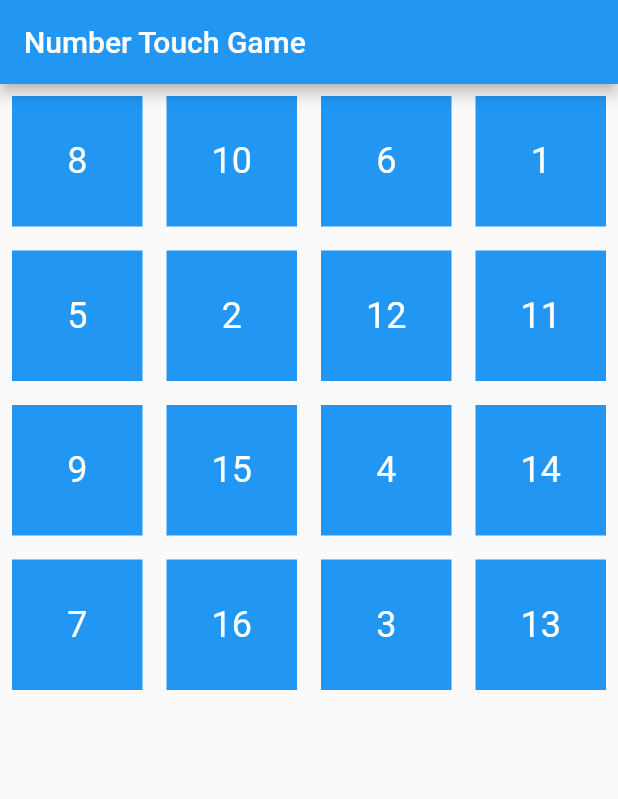
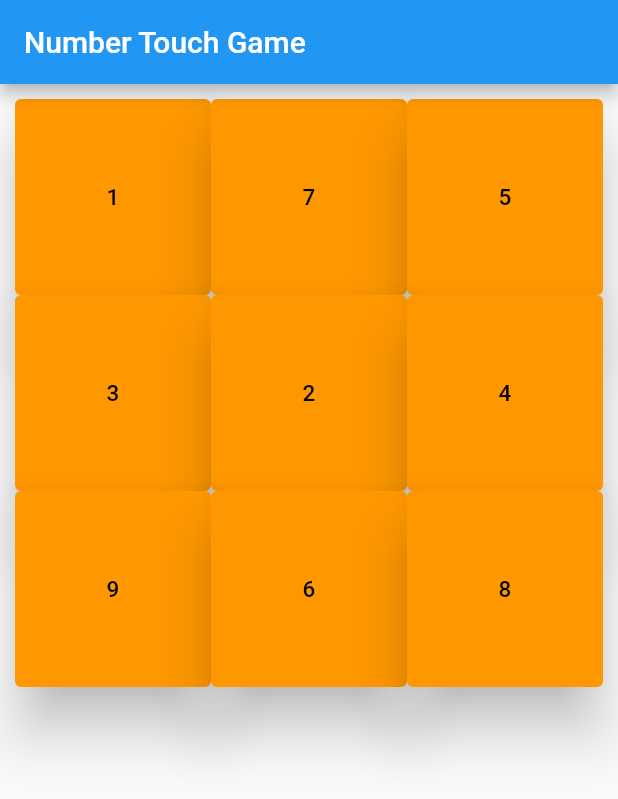
Before and after one commit to yousetsu/test_numbertouch, a Flutter app: the screen it shows after launch, on a phone screen of 412 x 824 dp. Shown: the top 799 px of the screen. Run offline on Flutter 3.47's test engine with Material 2 defaults, Android fonts, the phone set to English and light mode, and no system bars.

Commit message:
通常のタッチナンバーに修正

```diff
--- a/lib/main.dart
+++ b/lib/main.dart
@@ -1,5 +1,12 @@
 import 'package:flutter/material.dart';
 import 'dart:math';
+
+class ButtonInfo {
+  final int index;
+  MaterialColor color;
+
+  ButtonInfo(this.index, this.color);
+}
 
 void main() {
   runApp(MyApp());
@@ -19,10 +26,12 @@ class NumberTouchGame extends StatefulWidget {
   _NumberTouchGameState createState() => _NumberTouchGameState();
 }
 
+
 class _NumberTouchGameState extends State<NumberTouchGame> {
-  List<int> numbers = [];
+  //List<int> numbers = [];
+  List<ButtonInfo> btnInfo = [];
   int currentNumber = 1;
-
+  MaterialColor primaryColor = Colors.orange;
   @override
   void initState() {
     super.initState();
@@ -30,27 +39,31 @@ class _NumberTouchGameState extends State<NumberTouchGame> {
   }
 
   void _initializeNumbers() {
+
     final random = Random();
-    numbers.clear();
-    for (int i = 1; i <= 16; i++) {
-      numbers.add(i);
+    btnInfo.clear();
+    for (int i = 1; i <= 9; i++) {
+      btnInfo.add(ButtonInfo(i, Colors.orange));
     }
-    numbers.shuffle(random);
+    setState(() {
+      btnInfo.shuffle(random);
+    });
   }
 
   void _handleNumberTap(int number) {
     if (number == currentNumber) {
+      ButtonInfo targetButtonInfo = btnInfo.firstWhere((buttonInfo) => buttonInfo.index == number);
       setState(() {
-        numbers.remove(number);
-        if (numbers.isEmpty) {
+        targetButtonInfo.color = Colors.grey;
+        if (currentNumber >= 9) {
           _showGameClearDialog();
         } else {
           currentNumber++;
         }
+
       });
     }
   }
-
   void _showGameClearDialog() {
     showDialog(
       context: context,
@@ -77,29 +90,35 @@ class _NumberTouchGameState extends State<NumberTouchGame> {
   Widget build(BuildContext context) {
     return Scaffold(
       appBar: AppBar(title: Text('Number Touch Game')),
-      body: Center(
+      body:
+     Container(
+       padding: EdgeInsets.all(10), // ボタンの内部余白を調整
+    child: Center(
         child: GridView.builder(
           gridDelegate: SliverGridDelegateWithFixedCrossAxisCount(
-            crossAxisCount: 4,
+            crossAxisCount: 3,
+            childAspectRatio: 1.0, // アイテムのサイズを制御
+
           ),
-          itemCount: numbers.length,
+          itemCount: btnInfo.length,
           itemBuilder: (BuildContext context, int index) {
             return GestureDetector(
-              onTap: () => _handleNumberTap(numbers[index]),
-              child: Container(
-                margin: EdgeInsets.all(8),
-                color: Colors.blue,
-                child: Center(
-                  child: Text(
-                    numbers[index].toString(),
-                    style: TextStyle(fontSize: 24, color: Colors.white),
+
+                child: SizedBox(
+                  width: 5, height: 5,
+                  child: ElevatedButton(
+                    style: ElevatedButton.styleFrom(foregroundColor: Colors.white, backgroundColor: btnInfo[index].color, elevation: 16,),
+                    onPressed: () => _handleNumberTap(btnInfo[index].index),
+                    child: Text( btnInfo[index].index.toString(), style:  TextStyle(fontSize: 15.0, color:Colors.black,),),
                   ),
-                ),
-              ),
-            );
+
+                )
+
+                );
           },
         ),
       ),
+    ),
     );
   }
 }
```
